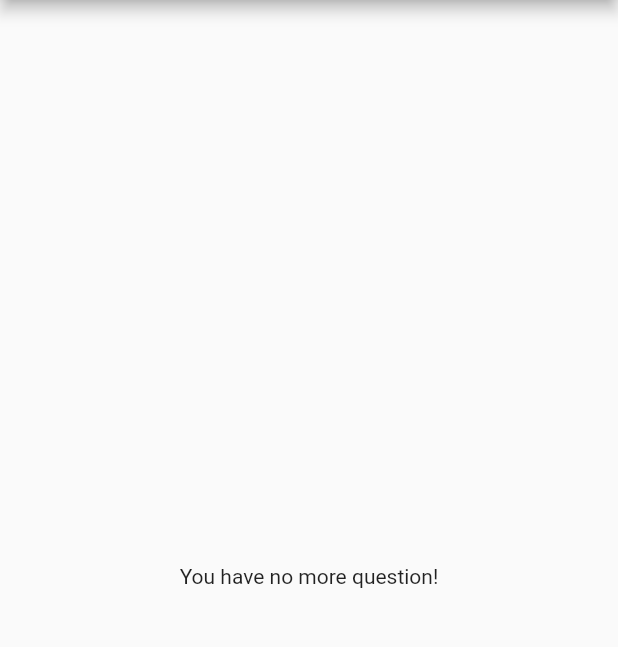
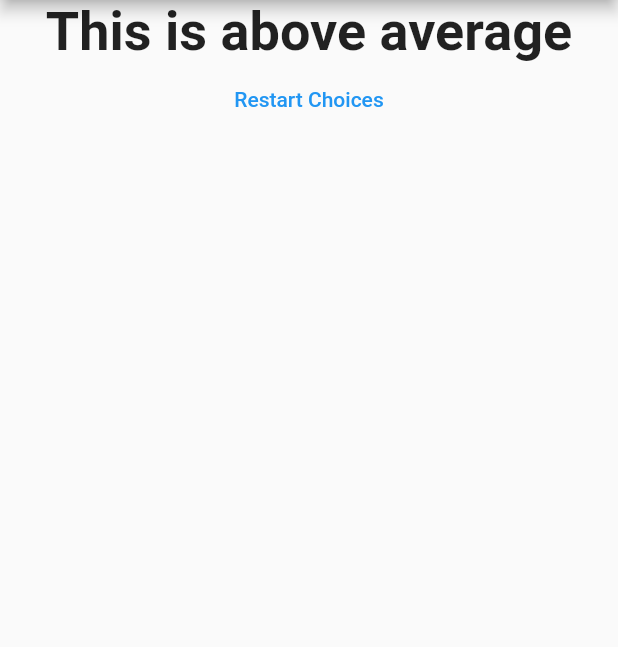
Before and after one commit to Henrychuks25/colourApp, a Flutter app: the screen it shows after launch, after a tap on "Black", after a tap on "Lion", after a tap on "Phil", on a phone screen of 412 x 824 dp, the part 84-731 px from its top. Run offline on Flutter 3.47's test engine with Material 2 defaults, Android fonts, the phone set to English and light mode, and no system bars.

Commit message:
Improved app by separating concerns.

```diff
--- a/lib/Answer.dart
+++ b/lib/answer.dart
@@ -2,7 +2,7 @@ import 'package:flutter/material.dart';
 
 class Answer extends StatelessWidget {
 
-  final VoidCallback  selectHandler;
+  final VoidCallback   selectHandler;
   final String answerText;
 Answer(this.selectHandler, this.answerText);
 
--- a/lib/main.dart
+++ b/lib/main.dart
@@ -1,6 +1,8 @@
-import 'package:colour_app/Question.dart';
+import 'package:colour_app/question.dart';
+import 'package:colour_app/quiz.dart';
+import 'package:colour_app/result.dart';
 import 'package:flutter/material.dart';
-import 'package:colour_app/Answer.dart';
+import 'package:colour_app/answer.dart';
 void main() {
   runApp(MyApp());
 }
@@ -13,35 +15,58 @@ class MyApp extends StatefulWidget {
 
 class _MyAppState extends State<MyApp> {
 
-  final questions = const [
+  final _questions = const [
     {
       'questionText': 'What\'s your favourite colour?',
-      'answers': ['Black', 'Red', 'Green', 'White' ],
-    },
+
+      'answers':[
+      {'Text': 'Black', 'Score':5},
+      {'Text': 'Red', 'Score':4},
+      {'Text': 'Green', 'Score':3},
+      {'Text': 'White', 'Score':2},
+      ],
+     },
     {
       'questionText': 'What\'s favourite animal?',
-      'answers': ['Rabbit', 'Lion', 'Elephant', 'Goat' ],
+      'answers':
+      [
+        {'Text': 'Rabbit', 'Score':5},
+        {'Text': 'Lion', 'Score':4},
+        {'Text': 'Elephant', 'Score':3},
+        {'Text': 'Goat', 'Score':2},
+      ],
     },
     {
       'questionText': 'Who\'s your favourite teacher?',
-      'answers': ['Henry', 'James', 'Phil'],
+      'answers':
+      [
+        {'Text': 'Henry', 'Score':15},
+        {'Text': 'James', 'Score':14},
+        {'Text': 'Phil', 'Score':1},
+      ],
     },
 
   ];
   var _questionIndex = 0;
-  void _answerQuestions(){
+  var _totalScore = 0;
+  void _answerQuestions(int score){
+    _totalScore += score;
     setState(() {
       _questionIndex = _questionIndex + 1;
 
     });
     print(_questionIndex);
-    if(_questionIndex < questions.length){
+    if(_questionIndex < _questions.length){
       print('End of question reached');
     }else{
       print('Invalid number');
     }
-
-
+  }
+  void _resetQuiz(){
+    setState(() {
+       _questionIndex = 0;
+       _totalScore = 0;
+    });
   }
 
   @override
@@ -50,19 +75,8 @@ class _MyAppState extends State<MyApp> {
     // TODO: implement build
     return   MaterialApp(home: Scaffold(
       appBar: AppBar(title: Text('My Simple App'),),
-      body: _questionIndex < questions.length ? Column(
-        children: [
-          Question(
-            questions[_questionIndex]['questionText'] as String,
-          ),
-         ...(questions[_questionIndex]['answers'] as List<String>)
-          .map((answer){
-            return Answer(_answerQuestions, answer);
-         }).toList()
-          ],
-         ) : Center(
-        child:
-        Text('You have no more question!'),),
+      body: _questionIndex < _questions.length ? Quiz(questions: _questions, answeredQuestions: _answerQuestions, questionIndex: _questionIndex,)
+          : Result(_totalScore, _resetQuiz),
     ),);
   }
 }
--- /dev/null
+++ b/lib/quiz.dart
@@ -0,0 +1,28 @@
+import 'package:flutter/material.dart';
+import 'answer.dart';
+import 'question.dart';
+
+class Quiz extends StatelessWidget {
+  final List<Map<String, Object>> questions;
+  final int questionIndex;
+  final Function  answeredQuestions;
+ Quiz({
+   required this.questions,
+   required this.questionIndex,
+   required this.answeredQuestions,
+});
+  @override
+  Widget build(BuildContext context) {
+    return Column(
+      children: [
+        Question(
+          questions[questionIndex]['questionText'] as String,
+        ),
+        ...(questions[questionIndex]['answers'] as List<Map<String, Object>>)
+            .map((answer){
+          return Answer(() => answeredQuestions(answer['Score']), answer['Text'].toString());
+        }).toList()
+      ],
+    ) ;
+  }
+}
--- /dev/null
+++ b/lib/result.dart
@@ -0,0 +1,38 @@
+import 'package:flutter/material.dart';
+class Result extends StatelessWidget {
+  final int resultScore;
+  final VoidCallback resetHandler;
+  Result(this.resultScore, this.resetHandler);
+
+  String get ResultPhrase{
+    var resultText = 'You are great';
+    if(resultScore <= 5){
+      resultText = 'This is poor';
+    }
+    else if(resultScore <= 10){
+      resultText = 'This is above average';
+    }
+    else if(resultScore<= 30){
+      resultText = 'You Rock!';
+    }
+    else{
+      resultText = 'You are so out of way';
+    }
+    return resultText;
+  }
+  @override
+  Widget build(BuildContext context) {
+
+    return Center(
+      child:
+      Column(
+        children: [
+          Text(ResultPhrase, style: TextStyle(fontSize: 36, fontWeight: FontWeight.bold),
+          ),
+          TextButton(onPressed: resetHandler, child: Text("Restart Choices"),
+          style: ButtonStyle(foregroundColor: MaterialStateProperty.all(Colors.blue)),)
+        ],
+      ),
+    );
+  }
+}
```
Also changed, not shown: lib/question.dart (renamed from lib/Question.dart), 1 other file.
